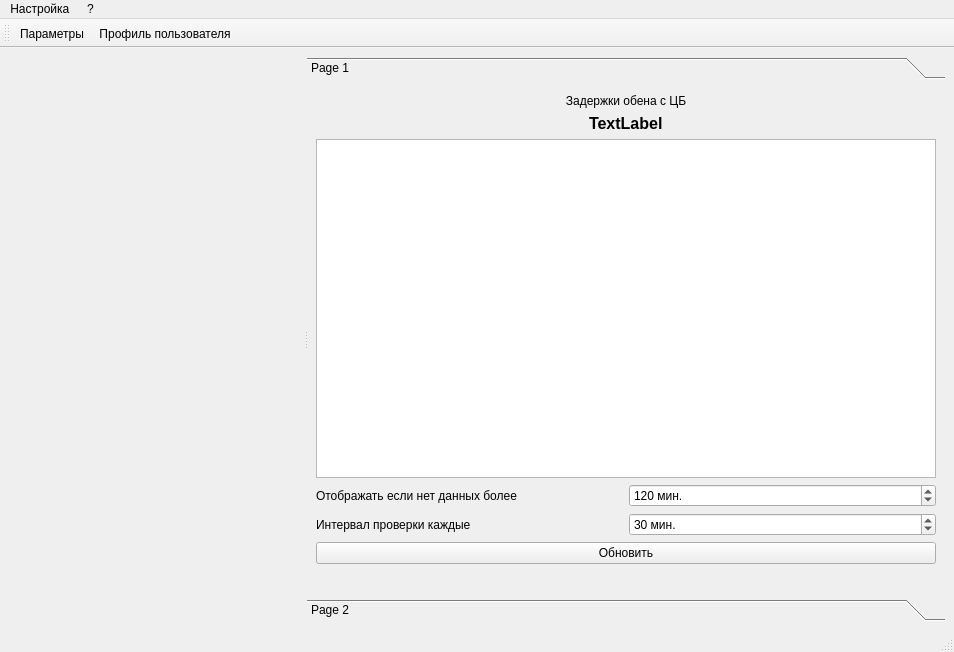
Before: the Qt Designer form mainwindow.ui in rust3128/Gandalf, drawn with Qt 5.
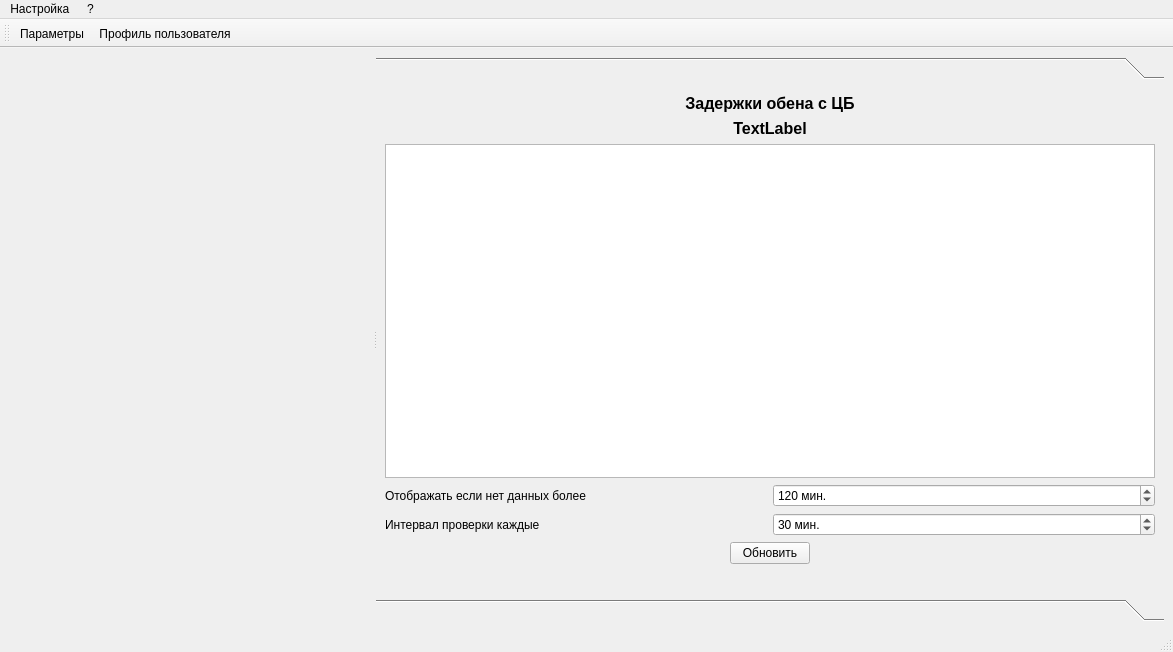
After: the same form once the commit is applied. Icons and pictures are not drawn. Custom widgets are drawn as their Qt base class.

Patch:
```diff
--- a/mainwindow.ui
+++ b/mainwindow.ui
@@ -6,7 +6,7 @@
    <rect>
     <x>0</x>
     <y>0</y>
-    <width>954</width>
+    <width>1173</width>
     <height>652</height>
    </rect>
   </property>
@@ -15,7 +15,7 @@
   </property>
   <widget class="QWidget" name="centralwidget">
    <layout class="QGridLayout" name="gridLayout">
-    <item row="0" column="0">
+    <item row="0" column="1">
      <widget class="QSplitter" name="splitter">
       <property name="orientation">
        <enum>Qt::Horizontal</enum>
@@ -63,45 +63,11 @@
        <property name="frameShape">
         <enum>QFrame::NoFrame</enum>
        </property>
-       <property name="currentIndex">
-        <number>0</number>
-       </property>
-       <widget class="QWidget" name="pageDeploys">
-        <property name="geometry">
-         <rect>
-          <x>0</x>
-          <y>0</y>
-          <width>635</width>
-          <height>492</height>
-         </rect>
-        </property>
+       <widget class="QWidget" name="toolBoxPage1" native="true">
         <attribute name="label">
-         <string>Page 1</string>
+         <string/>
         </attribute>
         <layout class="QGridLayout" name="gridLayout_2">
-         <item row="0" column="0" colspan="2">
-          <widget class="QLabel" name="labelDepInfo">
-           <property name="text">
-            <string>Задержки обена с ЦБ</string>
-           </property>
-           <property name="alignment">
-            <set>Qt::AlignCenter</set>
-           </property>
-          </widget>
-         </item>
-         <item row="1" column="0" colspan="2" alignment="Qt::AlignHCenter">
-          <widget class="QLabel" name="labelLastDeploys">
-           <property name="font">
-            <font>
-             <pointsize>12</pointsize>
-             <bold>true</bold>
-            </font>
-           </property>
-           <property name="text">
-            <string>TextLabel</string>
-           </property>
-          </widget>
-         </item>
          <item row="2" column="0" colspan="2">
           <widget class="QTableView" name="tableViewDeploys">
            <property name="editTriggers">
@@ -121,7 +87,31 @@
            </attribute>
           </widget>
          </item>
-         <item row="3" column="0">
+         <item row="1" column="0" colspan="2" alignment="Qt::AlignHCenter">
+          <widget class="QLabel" name="labelLastDeploys">
+           <property name="maximumSize">
+            <size>
+             <width>16777215</width>
+             <height>16777215</height>
+            </size>
+           </property>
+           <property name="font">
+            <font>
+             <pointsize>12</pointsize>
+             <bold>true</bold>
+            </font>
+           </property>
+           <property name="text">
+            <string>TextLabel</string>
+           </property>
+           <property name="alignment">
+            <set>Qt::AlignCenter</set>
+           </property>
+          </widget>
+         </item>
+         <item row="3" column="0" colspan="2">
+          <layout class="QHBoxLayout" name="horizontalLayout">
+           <item>
           <widget class="QLabel" name="labelDap2">
            <property name="text">
             <string>Отображать если нет данных более</string>
@@ -131,7 +121,7 @@
            </property>
           </widget>
          </item>
-         <item row="3" column="1">
+           <item>
           <widget class="QSpinBox" name="spinBoxPorog">
            <property name="suffix">
             <string> мин.</string>
@@ -147,14 +137,18 @@
            </property>
           </widget>
          </item>
-         <item row="4" column="0">
+          </layout>
+         </item>
+         <item row="4" column="0" colspan="2">
+          <layout class="QHBoxLayout" name="horizontalLayout_2">
+           <item>
           <widget class="QLabel" name="labelDep3">
            <property name="text">
             <string>Интервал проверки каждые</string>
            </property>
           </widget>
          </item>
-         <item row="4" column="1">
+           <item>
           <widget class="QSpinBox" name="spinBoxInterval">
            <property name="suffix">
             <string> мин.</string>
@@ -170,7 +164,19 @@
            </property>
           </widget>
          </item>
-         <item row="5" column="0" colspan="2">
+          </layout>
+         </item>
+         <item row="6" column="0" colspan="2" alignment="Qt::AlignHCenter">
+          <widget class="QLabel" name="labelWaiting">
+           <property name="text">
+            <string/>
+           </property>
+           <property name="pixmap">
+            <pixmap resource="resource.qrc">:/Images/waiting_icon_big.png</pixmap>
+           </property>
+          </widget>
+         </item>
+         <item row="5" column="0" colspan="2" alignment="Qt::AlignHCenter">
           <widget class="QPushButton" name="pushButtonRefreshDeploys">
            <property name="text">
             <string>Обновить</string>
@@ -181,13 +187,28 @@
            </property>
           </widget>
          </item>
-         <item row="6" column="0" colspan="2" alignment="Qt::AlignHCenter|Qt::AlignVCenter">
-          <widget class="QLabel" name="labelWaiting">
+         <item row="0" column="0" colspan="2" alignment="Qt::AlignHCenter">
+          <widget class="QLabel" name="labelDepInfo">
+           <property name="maximumSize">
+            <size>
+             <width>300</width>
+             <height>16777215</height>
+            </size>
+           </property>
+           <property name="font">
+            <font>
+             <pointsize>12</pointsize>
+             <bold>true</bold>
+            </font>
+           </property>
            <property name="text">
-            <string/>
+            <string>Задержки обена с ЦБ</string>
            </property>
-           <property name="pixmap">
-            <pixmap resource="resource.qrc">:/Images/waiting_icon_big.png</pixmap>
+           <property name="scaledContents">
+            <bool>false</bool>
+           </property>
+           <property name="alignment">
+            <set>Qt::AlignCenter</set>
            </property>
           </widget>
          </item>
@@ -203,7 +224,7 @@
          </rect>
         </property>
         <attribute name="label">
-         <string>Page 2</string>
+         <string/>
         </attribute>
        </widget>
       </widget>
@@ -216,7 +237,7 @@
     <rect>
      <x>0</x>
      <y>0</y>
-     <width>954</width>
+     <width>1173</width>
      <height>21</height>
     </rect>
    </property>
```
Left out of the diff: 10 changed lines with no effect on the pictures. Lines whose indentation alone changed are shown as unchanged.
